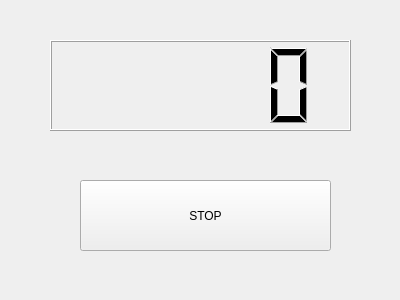
DavidMunicio/robo1, file counterDlg.ui: the form before one commit.
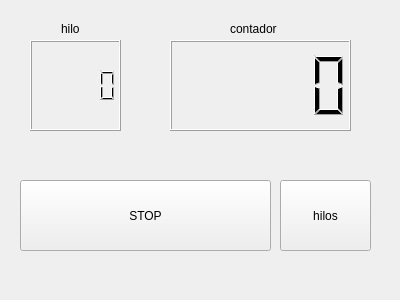
The form after the commit.

```diff
--- a/counterDlg.ui
+++ b/counterDlg.ui
@@ -16,7 +16,7 @@
   <widget class="QPushButton" name="button">
    <property name="geometry">
     <rect>
-     <x>80</x>
+     <x>20</x>
      <y>180</y>
      <width>251</width>
      <height>71</height>
@@ -25,15 +25,77 @@
    <property name="text">
     <string>STOP</string>
    </property>
+   <property name="autoDefault">
+    <bool>false</bool>
+   </property>
   </widget>
   <widget class="QLCDNumber" name="lcdNumber">
    <property name="geometry">
     <rect>
-     <x>50</x>
+     <x>170</x>
      <y>40</y>
-     <width>301</width>
+     <width>181</width>
      <height>91</height>
     </rect>
+   </property>
+   <property name="font">
+    <font>
+     <pointsize>20</pointsize>
+    </font>
+   </property>
+  </widget>
+  <widget class="QLabel" name="lblContador">
+   <property name="geometry">
+    <rect>
+     <x>230</x>
+     <y>20</y>
+     <width>67</width>
+     <height>17</height>
+    </rect>
+   </property>
+   <property name="text">
+    <string>contador</string>
+   </property>
+  </widget>
+  <widget class="QLCDNumber" name="lcdThread">
+   <property name="geometry">
+    <rect>
+     <x>30</x>
+     <y>40</y>
+     <width>91</width>
+     <height>91</height>
+    </rect>
+   </property>
+   <property name="font">
+    <font>
+     <pointsize>20</pointsize>
+    </font>
+   </property>
+  </widget>
+  <widget class="QLabel" name="lblThread">
+   <property name="geometry">
+    <rect>
+     <x>61</x>
+     <y>20</y>
+     <width>30</width>
+     <height>17</height>
+    </rect>
+   </property>
+   <property name="text">
+    <string>hilo</string>
+   </property>
+  </widget>
+  <widget class="QPushButton" name="btnThreads">
+   <property name="geometry">
+    <rect>
+     <x>280</x>
+     <y>180</y>
+     <width>91</width>
+     <height>71</height>
+    </rect>
+   </property>
+   <property name="text">
+    <string>hilos</string>
    </property>
   </widget>
  </widget>
```
